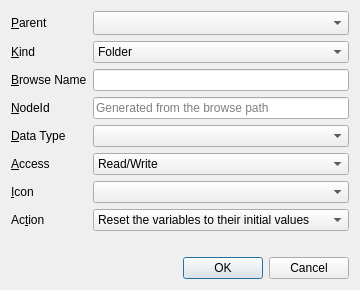
First picture: the form in src/ui/dialogs/addnodedialog.ui, repository sanny32/OpenUaSim, before the edit.
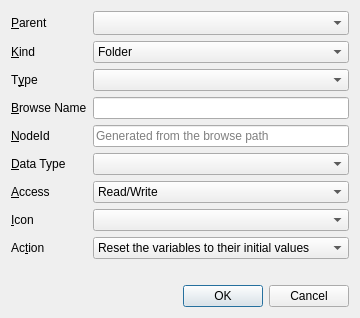
Second picture: the form after the edit.

Commit message:
Add instances of object and variable types
The Add Node dialog offers the object types of imported models and the standard data item types such as AnalogItemType. The project keeps the type with its namespace URI, and the server instantiates it with QUaNode::addInstance(), so the mandatory children of the type are served too. Their variables are shown like model variables; the settings of edited ones are kept below the instance as declared nodes, whose node ids follow the instance when it is copied.

What changed in the file:
```diff
--- a/src/ui/dialogs/addnodedialog.ui
+++ b/src/ui/dialogs/addnodedialog.ui
@@ -69,6 +69,19 @@
       </widget>
      </item>
      <item row="2" column="0">
+      <widget class="QLabel" name="typeLabel">
+       <property name="text">
+        <string>T&amp;ype</string>
+       </property>
+       <property name="buddy">
+        <cstring>typeCombo</cstring>
+       </property>
+      </widget>
+     </item>
+     <item row="2" column="1">
+      <widget class="QComboBox" name="typeCombo"/>
+     </item>
+     <item row="3" column="0">
       <widget class="QLabel" name="browseNameLabel">
        <property name="text">
         <string>&amp;Browse Name</string>
@@ -78,10 +91,10 @@
        </property>
       </widget>
      </item>
-     <item row="2" column="1">
+     <item row="3" column="1">
       <widget class="QLineEdit" name="browseNameEdit"/>
      </item>
-     <item row="3" column="0">
+     <item row="4" column="0">
       <widget class="QLabel" name="nodeIdLabel">
        <property name="text">
         <string>&amp;NodeId</string>
@@ -91,14 +104,14 @@
        </property>
       </widget>
      </item>
-     <item row="3" column="1">
+     <item row="4" column="1">
       <widget class="QLineEdit" name="nodeIdEdit">
        <property name="placeholderText">
         <string>Generated from the browse path</string>
        </property>
       </widget>
      </item>
-     <item row="4" column="0">
+     <item row="5" column="0">
       <widget class="QLabel" name="dataTypeLabel">
        <property name="text">
         <string>&amp;Data Type</string>
@@ -108,10 +121,10 @@
        </property>
       </widget>
      </item>
-     <item row="4" column="1">
+     <item row="5" column="1">
       <widget class="QComboBox" name="dataTypeCombo"/>
      </item>
-     <item row="5" column="0">
+     <item row="6" column="0">
       <widget class="QLabel" name="accessLabel">
        <property name="text">
         <string>&amp;Access</string>
@@ -121,7 +134,7 @@
        </property>
       </widget>
      </item>
-     <item row="5" column="1">
+     <item row="6" column="1">
       <widget class="QComboBox" name="accessCombo">
        <property name="currentIndex">
         <number>2</number>
@@ -143,7 +156,7 @@
        </item>
       </widget>
      </item>
-     <item row="6" column="0">
+     <item row="7" column="0">
       <widget class="QLabel" name="iconLabel">
        <property name="text">
         <string>&amp;Icon</string>
@@ -153,10 +166,10 @@
        </property>
       </widget>
      </item>
-     <item row="6" column="1">
+     <item row="7" column="1">
       <widget class="QComboBox" name="iconCombo"/>
      </item>
-     <item row="7" column="0">
+     <item row="8" column="0">
       <widget class="QLabel" name="actionLabel">
        <property name="text">
         <string>Ac&amp;tion</string>
@@ -166,7 +179,7 @@
        </property>
       </widget>
      </item>
-     <item row="7" column="1">
+     <item row="8" column="1">
       <widget class="QComboBox" name="actionCombo">
        <item>
         <property name="text">
```
The commit also changes 26 other files.
